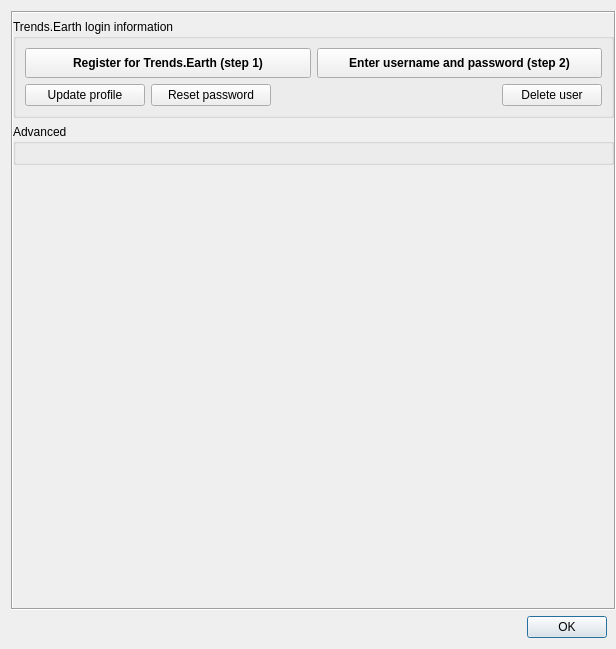
Qt form LDMP/gui/DlgSettings.ui (ConservationInternational/trends.earth) before a commit.
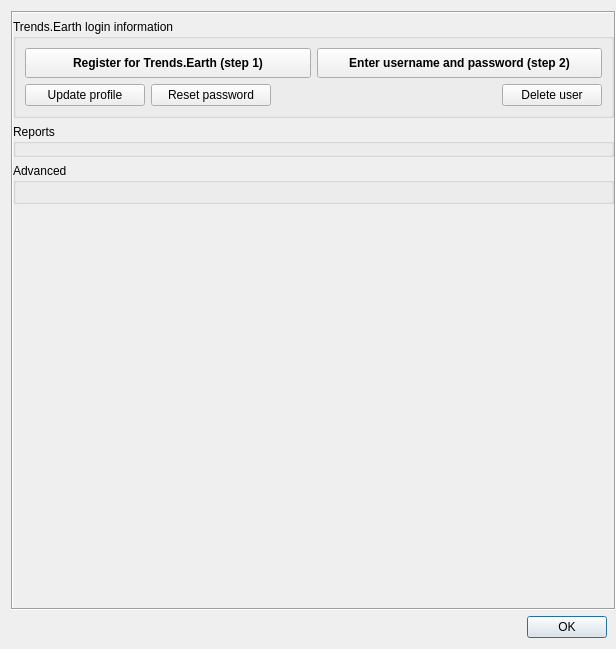
The same form after that commit. Custom widgets are drawn as their Qt base class.

Commit message: Dataset Report Generation (#561)

```diff
--- a/LDMP/gui/DlgSettings.ui
+++ b/LDMP/gui/DlgSettings.ui
@@ -45,8 +45,8 @@
        <rect>
         <x>0</x>
         <y>0</y>
-        <width>603</width>
-        <height>596</height>
+        <width>605</width>
+        <height>598</height>
        </rect>
       </property>
       <layout class="QVBoxLayout" name="verticalLayout_6">
@@ -230,6 +230,24 @@
          </layout>
         </widget>
        </item>
+       <item>
+        <widget class="QgsCollapsibleGroupBox" name="groupbox_reports">
+         <property name="minimumSize">
+          <size>
+           <width>0</width>
+           <height>0</height>
+          </size>
+         </property>
+         <property name="title">
+          <string>Reports</string>
+         </property>
+         <layout class="QVBoxLayout" name="reports_layout">
+          <property name="margin">
+           <number>5</number>
+          </property>
+         </layout>
+        </widget>
+       </item>
        <item>
         <widget class="QgsCollapsibleGroupBox" name="groupBox_advanced">
          <property name="title">
```
Left out of the diff: 2 changed lines with no effect on the pictures. The commit also changes 45 other files.
